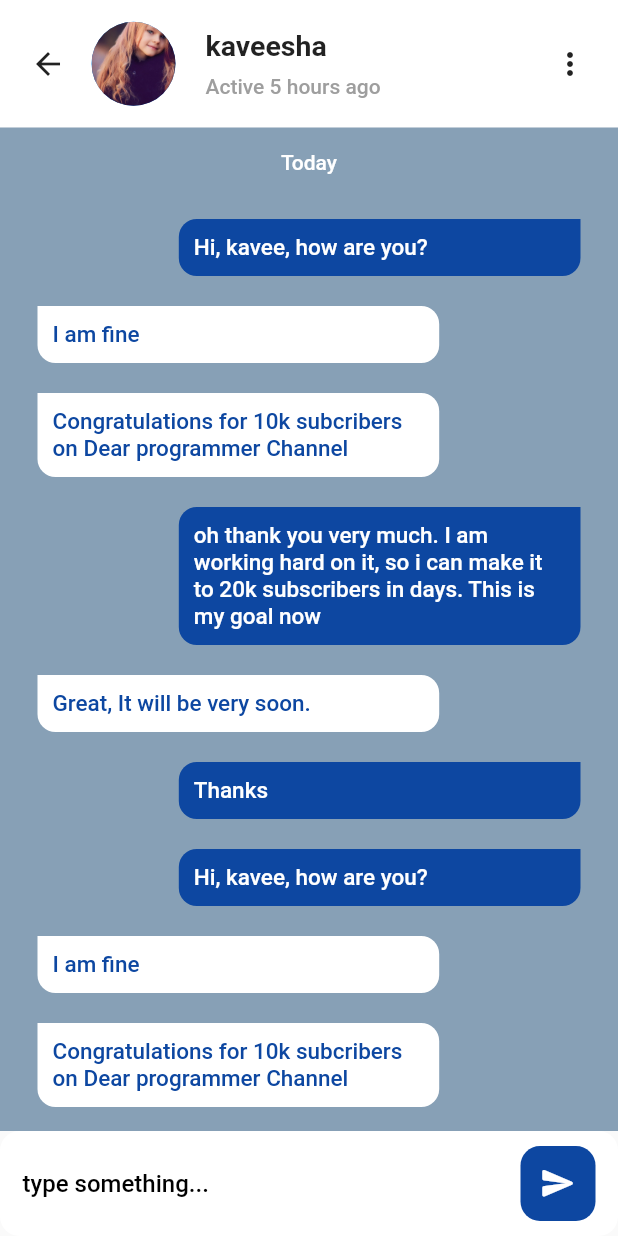
After one commit to vpkthathsarani/ChatApp, a Flutter app: the ChatScreen screen opened directly, on a phone screen of 412 x 824 dp. The commit adds this screen. Run offline on Flutter 3.47's test engine with Material 2 defaults, Android fonts, the phone set to English and light mode, and no system bars.

Commit message:
modify home_screen and created chat_screen

```diff
--- /dev/null
+++ b/lib/chat_message_item.dart
@@ -0,0 +1,48 @@
+import 'package:flutter/material.dart';
+
+class ChatMessageItem extends StatelessWidget{
+  final bool isMechatting;
+  final String messageBody;
+
+  const ChatMessageItem({super.key, required this.isMechatting,required this.messageBody});
+
+
+
+  @override
+  Widget build(BuildContext context){
+    return Align(
+      alignment: isMechatting ? Alignment.centerRight : Alignment.centerLeft,
+      child: Container(
+        width: MediaQuery.of(context).size.width * 0.65,
+        padding: EdgeInsets.all(10),
+        decoration: BoxDecoration(
+          borderRadius: isMechatting ? BorderRadius.only(
+            topLeft: Radius.circular(12),
+            bottomLeft: Radius.circular(12),
+            bottomRight: Radius.circular(12),
+          )
+          :BorderRadius.only(
+            topRight: Radius.circular(12),
+            bottomLeft: Radius.circular(12),
+            bottomRight: Radius.circular(12),
+
+          ),
+          color: isMechatting ? Colors.blue[900] : Colors.white,
+
+
+
+        ),
+        margin: EdgeInsets.all(10),
+        child: Text(messageBody,
+        style: TextStyle(
+          fontSize: 15,
+          fontWeight: FontWeight.w500,
+          color: isMechatting ? Colors.white : Colors.blue[900],
+        ),
+        textAlign: TextAlign.start,
+        ),
+        ),
+      );
+
+  }
+}
--- /dev/null
+++ b/lib/chat_screen.dart
@@ -0,0 +1,183 @@
+
+import 'package:flutter/material.dart';
+import 'package:my/chat_message_item.dart';
+
+class ChatScreen extends StatelessWidget{
+  const ChatScreen({super.key});
+
+  @override
+  Widget build(BuildContext context){
+    return Scaffold(
+      body: SafeArea(
+        child: Column(
+          mainAxisSize: MainAxisSize.max,
+          crossAxisAlignment: CrossAxisAlignment.start,
+          children: [
+            Container(
+              padding: EdgeInsets.all(8),
+              height: 85,
+              color: Colors.white,
+              child: Row(
+                mainAxisAlignment: MainAxisAlignment.start,
+                children: [
+                  BackButton(),
+                  SizedBox(width: 5,),
+                  CircleAvatar(
+                    backgroundImage: AssetImage("image/pic4.jpg"),
+                    maxRadius: 28,
+
+                  ),
+                  SizedBox(width: 20,),
+                  Column(
+                    mainAxisAlignment: MainAxisAlignment.center,
+                    crossAxisAlignment: CrossAxisAlignment.start,
+                    children: [
+                      Text(
+                        "kaveesha",
+                        style: TextStyle(
+                          fontSize: 19,
+                          fontWeight: FontWeight.bold,
+                        ),
+                        ),
+                        SizedBox(height: 8,),
+
+                        Text(
+                        "Active 5 hours ago",
+                        style: TextStyle(
+
+                          fontWeight: FontWeight.w500,
+                          color: Colors.grey.shade500,
+                        ),
+                        ),
+                    ],
+                  ),
+                  Spacer(),
+                  IconButton(onPressed: () {}, icon: Icon(Icons.more_vert)),
+                ],
+              ),
+            ),
+            Expanded(child: Container(
+              color: const Color.fromARGB(255, 135, 160, 182),
+              child :ListView(
+                padding: EdgeInsets.all(15),
+                scrollDirection: Axis.vertical,
+                shrinkWrap: true,
+                children: [
+                  Align(
+                    alignment: Alignment.center,
+                    child: Text(
+                      "Today",
+                      style: TextStyle(
+                        fontWeight: FontWeight.w500,
+                        color: Colors.white,
+                      ),
+
+                    ),
+                  ),
+                  SizedBox(height: 20,),
+                  ChatMessageItem(
+                   isMechatting: true,
+                   messageBody: "Hi, kavee, how are you?"),
+
+                  ChatMessageItem(
+                    isMechatting: false,
+                    messageBody: "I am fine"),
+
+                  ChatMessageItem(
+                   isMechatting: false,
+                   messageBody: "Congratulations for 10k subcribers on Dear programmer Channel",),
+
+                  ChatMessageItem(
+                   isMechatting: true,
+                   messageBody: "oh thank you very much. I am working hard on it, so i can make it to 20k subscribers in days. This is my goal now"),
+
+                  ChatMessageItem(
+                   isMechatting: false,
+                   messageBody: "Great, It will be very soon."),
+
+                  ChatMessageItem(
+                   isMechatting: true,
+                   messageBody: "Thanks"),
+
+                  ChatMessageItem(
+                   isMechatting: true,
+                   messageBody: "Hi, kavee, how are you?"),
+
+                  ChatMessageItem(
+                    isMechatting: false,
+                    messageBody: "I am fine"),
+
+                  ChatMessageItem(
+                   isMechatting: false,
+                   messageBody: "Congratulations for 10k subcribers on Dear programmer Channel",),
+
+                  ChatMessageItem(
+                   isMechatting: true,
+                   messageBody: "oh thank you very much. I am working hard on it, so i can make it to 20k subscribers in days. This is my goal now"),
+
+                  ChatMessageItem(
+                   isMechatting: false,
+                   messageBody: "Great, It will be very soon."),
+
+                  ChatMessageItem(
+                   isMechatting: true,
+                   messageBody: "Thanks"),
+
+
+                ],
+              ),
+            ))
+          ],
+        )
+        ),
+        bottomNavigationBar : Container(
+          height: 70,
+          padding: EdgeInsets.symmetric(horizontal: 15,vertical: 5),
+          decoration: BoxDecoration(
+            color: Colors.white,
+            borderRadius: BorderRadius.circular(13),
+
+          ),
+          child: Container(
+            child: Row(children: [
+              Expanded(child: TextField(
+                decoration: InputDecoration(
+                  border: InputBorder.none,
+                  hintText: "type something...",
+                  hintStyle: TextStyle(
+                    fontSize: 16,
+                    fontWeight: FontWeight.w500,
+                    color: Colors.black,
+                  )
+                ),
+                maxLines: 10,
+                minLines: 1,
+              )),
+              SizedBox(width: 20,),
+              InkWell(
+                onTap: () {},
+                hoverColor: Colors.white,
+                child: Container(
+                  width: 50,
+                  height: 50,
+                  decoration: BoxDecoration(
+                    color: Colors.blue[900],
+                    borderRadius: BorderRadius.circular(13),
+                  ),
+                  alignment: Alignment.center,
+                  child: Icon(
+                    Icons.send_rounded,
+                    color: Colors.white,
+                    size :25,
+
+                    ),
+
+                ),
+              )
+            ]),
+          ),
+          )
+    );
+
+  }
+}
--- a/lib/home_screen.dart
+++ b/lib/home_screen.dart
@@ -1,4 +1,5 @@
 import 'package:flutter/material.dart';
+import 'package:my/chat_screen.dart';
 
 class HomeScreen extends StatelessWidget {
 
@@ -126,16 +127,22 @@ class HomeScreen extends StatelessWidget {
             ),
             ),
              ),
-            SizedBox(height: 10,),
-            Divider(),
-            SizedBox(height: 20,),
 
-            ListView.builder(
+            Container(
+              padding: EdgeInsets.only(top: 40),
+                     color: Colors.grey.shade200,
+                     //height: MediaQuery.of(context).size.height,
+
+
+              child: ListView.builder(
               itemCount: image.length,
               shrinkWrap: true,
               physics: NeverScrollableScrollPhysics(),
               itemBuilder: (context,index){
               return ListTile(
+                onTap: () {
+                  Navigator.push(context, MaterialPageRoute(builder: (context) => ChatScreen(),));
+                },
                 leading: ClipRRect(
                   borderRadius: BorderRadius.circular(60),
                   child: Image.asset(
@@ -158,8 +165,10 @@ class HomeScreen extends StatelessWidget {
                 trailing: Text(msgTiming[index]),
               );
             })
+            ),
 
           ],
+
         ),
       ),
     );
```
